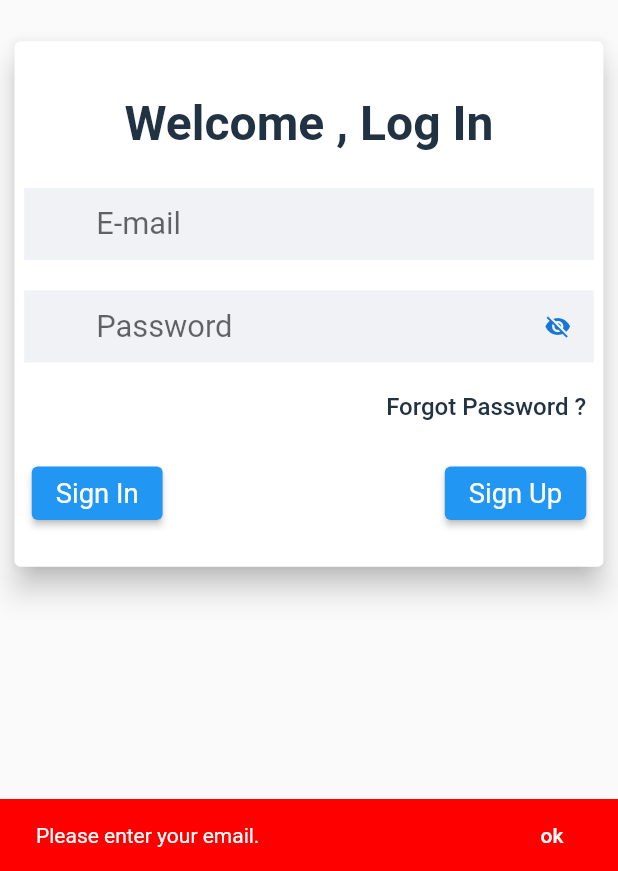
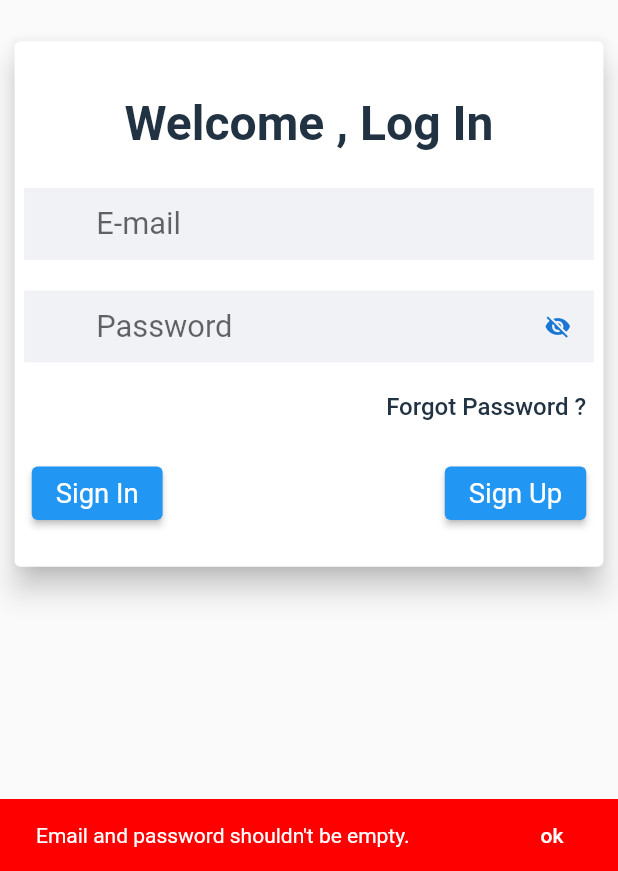
Before and after one commit to ahmed3ssem/izam_task, a Flutter app: the screen it shows after launch, after a tap on "Sign In", on a phone screen of 412 x 824 dp, the part 365-1236 px from its top. Run offline on Flutter 3.47's test engine with Material 2 defaults, Android fonts, the phone set to English and light mode, and no system bars; our stand-ins replace cached_network_image, dio, flutter_screenutil, get, sqflite; accounts and stored records are empty.

Commit message:
- Edit Validation - Login Presenter - Edit isUserStored - dbHelper

```diff
--- a/lib/helper/dbhelper.dart
+++ b/lib/helper/dbhelper.dart
@@ -84,7 +84,7 @@ class DatabaseHelper {
 
       return {'exists': true, 'data': updatedLoginCount};
     } else {
-      await insert(email, password, 1);
+      insert(email, password, 1);
       return {'exists': false};
     }
   }
--- a/lib/presenter/login/login_presenter.dart
+++ b/lib/presenter/login/login_presenter.dart
@@ -8,26 +8,24 @@ import 'login_presenter_component.dart';
 class LoginPresenter implements LoginPresenterComponent {
   late LoginViewComponent component;
 
-  /// Validates the email and password and performs necessary checks.
+  /// Checks the login status of the user based on the provided email and password.
+  /// Displays a success message if the user is logged in successfully.
+  /// Displays a first-time login message if it's the user's first login.
   ///
-  /// Returns true if the email and password are valid; false otherwise.
+  /// @param string email
+  /// @param string password
   @override
   bool checkEmailAndPassword(String email, String password) {
     final emailPattern = RegExp(r'^[a-zA-Z]+\.\d+@[a-zA-Z]+\.[a-zA-Z]+$');
     final passwordPattern = RegExp(r'^(?=.*\d)(?=.*[!$#^*@]).{8,}$');
 
-    if (email.isEmpty) {
-      MessageWidget.showSnackBar('emptyMail'.tr, AppColors.red);
+    if (email.isEmpty || password.isEmpty) {
+      MessageWidget.showSnackBar('emptyMailOrPassword'.tr, AppColors.red);
       return false;
     }
 
     if (!emailPattern.hasMatch(email)) {
       MessageWidget.showSnackBar('wrongValidateEmail'.tr, AppColors.red);
-      return false;
-    }
-
-    if (password.isEmpty) {
-      MessageWidget.showSnackBar('emptyPassword'.tr, AppColors.red);
       return false;
     }
 
--- a/lib/utils/base.dart
+++ /dev/null
@@ -1,5 +0,0 @@
-class Base {
-
-  //Store API URL
-  //static const String movieApi = 'https://imdb-api.com/en/API/Top250Movies/k_vzfq34wa';
-}
--- a/lib/utils/local_strings.dart
+++ b/lib/utils/local_strings.dart
@@ -16,9 +16,8 @@ class LocalStrings extends Translations {
       "loginPhase":"Welcome , Log In",
       "firstTimeLogin":"This is your first time login.",
       "loginSuccess":"Congrats , this is the logging number ",
-      "emptyMail":"Please enter your email.",
+      "emptyMailOrPassword":"Email and password shouldn't be empty.",
       "wrongValidateEmail":"Your email isn't valid , your email should be like ahmed.233@izam.com",
-      "emptyPassword":"Please enter your email.",
       "wrongValidatePassword":"Your password isn't valid , your password should be no less than 8 characters, and at least 1 number, and one special character.",
     },
   };
```
